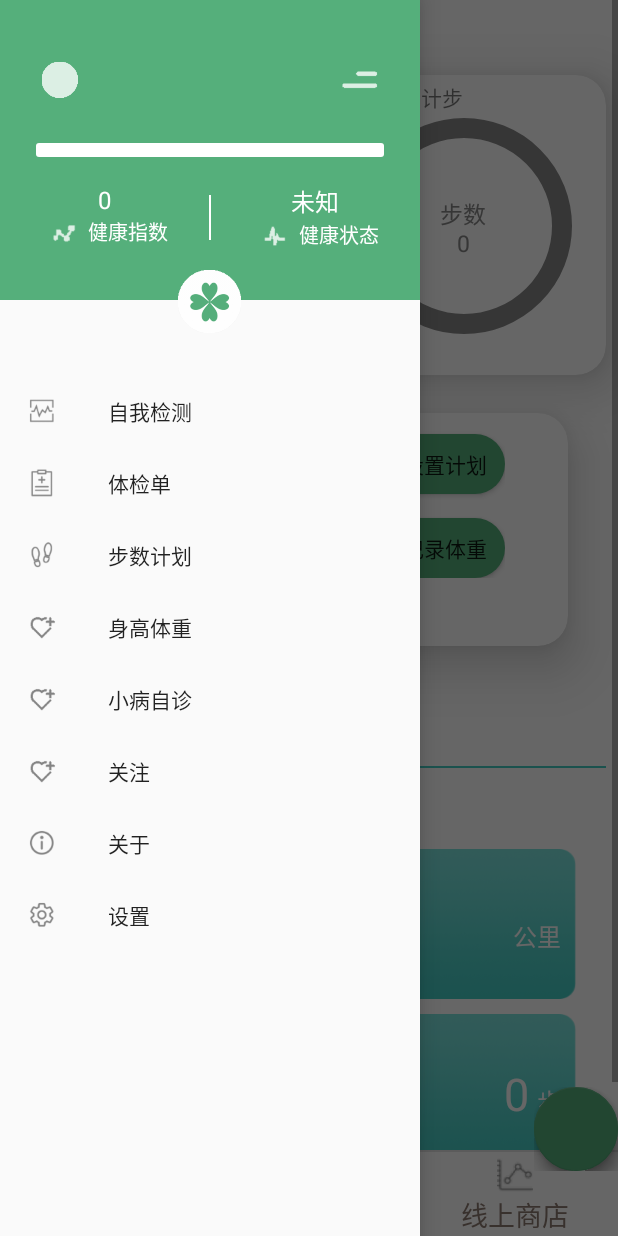
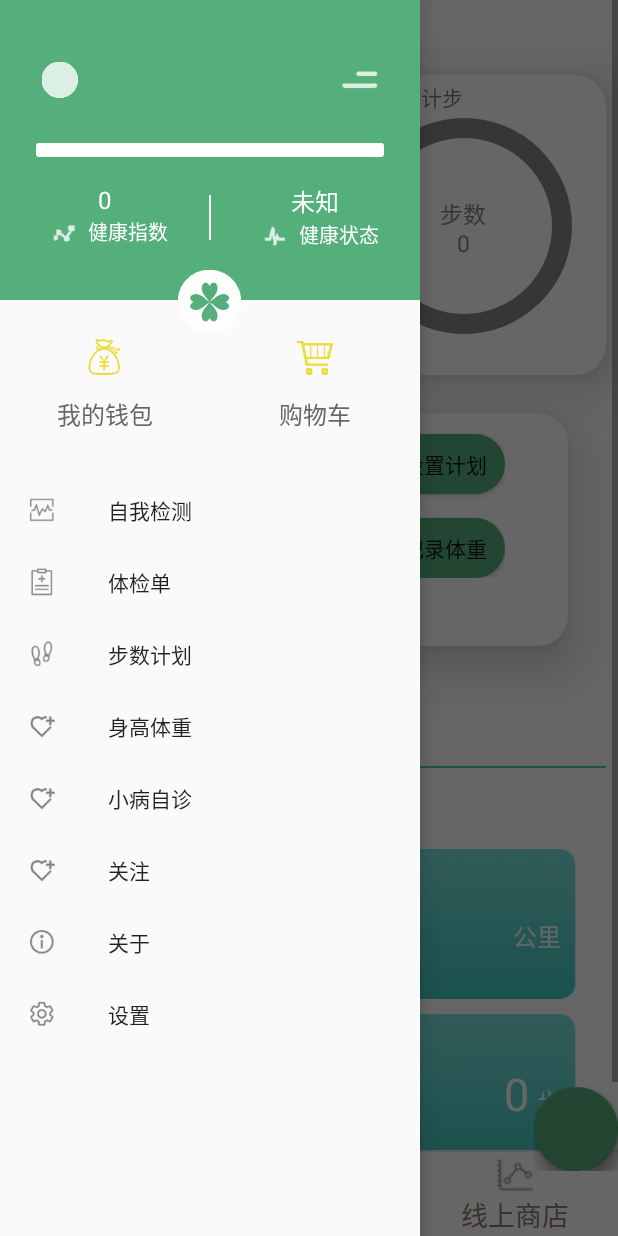
Before and after one commit to 99kyuu/MyGraduationProject, an Android app: the MainActivity screen opened directly, with no data from a screen before it, with the side drawer open, on a phone screen of 412 x 824 dp. Run offline under Robolectric (Android 15) with nearby library versions, the phone set to English and light mode, and no system bars; our stand-ins replace ButterKnife, RxJava; libraries missing offline, so code that uses them is left out: com.getbase.floatingactionbutton, com.gyf.barlibrary, com.squareup.okhttp, com.youth.banner, org.litepal; plain views replace FloatingActionButton, FloatingActionsMenu; 128 statements that could not run were skipped.

```diff
--- a/app/src/main/AndroidManifest.xml
+++ b/app/src/main/AndroidManifest.xml
@@ -51,6 +51,7 @@
         <activity android:name=".activity.LoginActivity">
 
         </activity>
+        <activity android:name=".activity.WallteActivity"/>
         <activity android:name=".activity.OrderActivity" android:theme="@style/dialogStyle"/>
         <activity android:name=".activity.CartActivity" android:theme="@style/dialogStyle"/>
         <activity android:name=".activity.ExaminationActivity" />
--- a/app/src/main/java/com/ldx/mygraduationproject/activity/MainActivity.java
+++ b/app/src/main/java/com/ldx/mygraduationproject/activity/MainActivity.java
@@ -144,7 +144,8 @@ public class MainActivity extends BaseActivity  implements
 
     }
 
-
+    private LinearLayout mywallet;
+    private LinearLayout myshop;
     private ImageView myphoto;
     private TextView headerUserHealthNumber;
     private TextView headerUserHealthState;
@@ -154,7 +155,8 @@ public class MainActivity extends BaseActivity  implements
 
     private void setHeader(){
         View view = navView.getHeaderView(0);
-
+        mywallet = view.findViewById(R.id.header_my_wallet);
+        myshop = view.findViewById(R.id.header_my_shop);
         view01 = view.findViewById(R.id.header_obtain);
         if (Build.VERSION.SDK_INT == Build.VERSION_CODES.KITKAT){
             view01.setVisibility(View.GONE);
@@ -175,7 +177,12 @@ public class MainActivity extends BaseActivity  implements
                 finish();
             }
         });
-
+        mywallet.setOnClickListener(new View.OnClickListener() {
+            @Override
+            public void onClick(View v) {
+                startActivity(new Intent(MainActivity.this,WallteActivity.class));
+            }
+        });
         navView.setNavigationItemSelectedListener(new NavigationView.OnNavigationItemSelectedListener() {
             @Override
             public boolean onNavigationItemSelected(@NonNull MenuItem item) {
@@ -233,6 +240,7 @@ public class MainActivity extends BaseActivity  implements
                         AppConfig.AUTO_LOGIN_ID,Integer.toString(userForId.getId()));
                 GlideUtils.loadImageView(MainActivity.this,"https://" + userForId.getUserImg()
                         ,myphoto);
+
             }
         };
     }
--- a/app/src/main/java/com/ldx/mygraduationproject/constant/AppConfig.java
+++ b/app/src/main/java/com/ldx/mygraduationproject/constant/AppConfig.java
@@ -66,6 +66,9 @@ public class AppConfig {
     public static final String ADD_MEDICINE_TO_ORDER=SERVER_URL_PATH.concat("/order/add_medicine_to_order");
     public static final String FIND_ORDER_BY_USER_ID=SERVER_URL_PATH.concat("/order/find_order_by_user_id");
     public static final String DELETE_MEDICINE_FROM_ORDER=SERVER_URL_PATH.concat("/order/delete_medicine_from_order");
+    //钱包
+    public static final String ADD_WALLET_FOR_USER=SERVER_URL_PATH.concat("/security/add_wallet_for_user");
+    public static final String CASH_FOR_USER=SERVER_URL_PATH.concat("/security/cash_for_user");
     /*是否自动登录*/
     public static String IS_AUTO_LOGIN = "IS_AUTO_LOGIN";
     /*自动登录用户名*/
--- a/app/src/main/res/layout/layout_header.xml
+++ b/app/src/main/res/layout/layout_header.xml
@@ -174,5 +174,49 @@
         android:orientation="horizontal"
         android:paddingBottom="@dimen/dp_20">
 
+        <LinearLayout
+            android:id="@+id/header_my_wallet"
+            android:layout_weight="1"
+            android:layout_width="@dimen/dp_0"
+            android:layout_height="wrap_content"
+            android:gravity="center"
+            android:orientation="vertical">
+
+            <ImageView
+                android:src="@drawable/wallet"
+                android:layout_width="wrap_content"
+                android:layout_height="wrap_content" />
+
+            <TextView
+                android:layout_marginTop="@dimen/dp_10"
+                android:text="我的钱包"
+                android:textColor="#666666"
+                android:textSize="@dimen/sp_16"
+                android:layout_width="wrap_content"
+                android:layout_height="wrap_content" />
+
+        </LinearLayout>
+
+        <LinearLayout
+            android:id="@+id/header_my_shop"
+            android:layout_weight="1"
+            android:layout_width="@dimen/dp_0"
+            android:layout_height="wrap_content"
+            android:gravity="center"
+            android:orientation="vertical">
+
+            <ImageView
+                android:src="@drawable/shopping_cart"
+                android:layout_width="wrap_content"
+                android:layout_height="wrap_content" />
+            <TextView
+                android:layout_marginTop="@dimen/dp_10"
+                android:text="购物车"
+                android:textColor="#666666"
+                android:textSize="@dimen/sp_16"
+                android:layout_width="wrap_content"
+                android:layout_height="wrap_content" />
+        </LinearLayout>
+
     </LinearLayout>
 </LinearLayout>
```
Also changed, not shown: app/src/main/java/com/ldx/mygraduationproject/activity/WallteActivity.java (added, +159 -0 lines), app/src/main/java/com/ldx/mygraduationproject/bean/Cash.java (added, +8 -0 lines), app/src/main/res/drawable-mdpi/wallte_button_bg.xml (added, +15 -0 lines), app/src/main/res/layout/activity_wallte.xml (added, +129 -0 lines).
